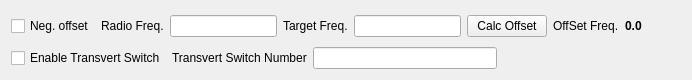
Qt form mqt/MqtRigControl/transvertsetupform.ui (zsteva/backup-minos2) before a commit.
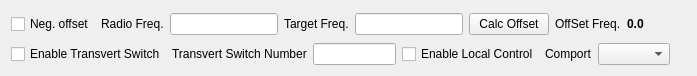
The same form after that commit.

Commit message: add the start of simple comport transverter switch message in rigcontrol

What changed in the file:
```diff
--- a/mqt/MqtRigControl/transvertsetupform.ui
+++ b/mqt/MqtRigControl/transvertsetupform.ui
@@ -6,8 +6,8 @@
    <rect>
     <x>0</x>
     <y>0</y>
-    <width>692</width>
-    <height>80</height>
+    <width>697</width>
+    <height>76</height>
    </rect>
   </property>
   <property name="windowTitle">
@@ -114,6 +114,23 @@
      <item>
       <widget class="QLineEdit" name="transVertSwNum"/>
      </item>
+     <item>
+      <widget class="QCheckBox" name="locTvConChk">
+       <property name="text">
+        <string>Enable Local Control</string>
+       </property>
+      </widget>
+     </item>
+     <item>
+      <widget class="QLabel" name="locComportSwLbl">
+       <property name="text">
+        <string>Comport</string>
+       </property>
+      </widget>
+     </item>
+     <item>
+      <widget class="QComboBox" name="locTVComPortSel"/>
+     </item>
      <item>
       <spacer name="horizontalSpacer_3">
        <property name="orientation">
```
The commit also changes 11 other files.
